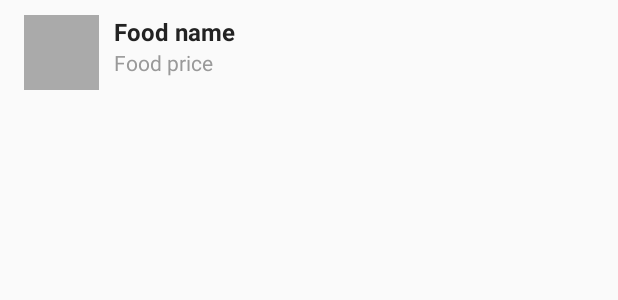
After one commit to mb-x/requestBreakfast, an Android app: the layout list_food_row.xml on its own in the app's theme, with its tools: preview values and no code run, on a phone screen of 412 x 824 dp. The commit adds this screen. Shown: the top 300 px of the screen. Run offline under Robolectric (Android 15) with nearby library versions, the phone set to English and light mode, and no system bars.

Commit message:
food list with recyclerview

```diff
--- a/app/build.gradle
+++ b/app/build.gradle
@@ -25,4 +25,5 @@ dependencies {
     compile 'com.android.support:appcompat-v7:23.4.0'
     compile 'com.android.support:design:23.4.0'
     compile 'com.android.support:support-v4:23.4.0'
+    compile 'com.android.support:recyclerview-v7:23.1.1'
 }
--- a/app/src/main/java/com/devgrafix/requestbreakfast/activities/HomeActivity.java
+++ b/app/src/main/java/com/devgrafix/requestbreakfast/activities/HomeActivity.java
@@ -65,13 +65,15 @@ public class HomeActivity extends AppCompatActivity implements View.OnClickListe
                 break;
 
             case R.id.btn_newFood:
-                nextIntent = new Intent(HomeActivity.this, newPersonActivity.class);
+                nextIntent = new Intent(HomeActivity.this, newFoodActivity.class);
                 HomeActivity.this.startActivity(nextIntent);
                 break;
 
             case R.id.btn_newBreakFast:
                 break;
             case R.id.btn_listFoods:
+                nextIntent = new Intent(HomeActivity.this, ListFoodActivity.class);
+                HomeActivity.this.startActivity(nextIntent);
                 break;
             case R.id.btn_listPersons:
                 nextIntent = new Intent(HomeActivity.this, listPresonsActivity.class);
--- a/app/src/main/res/layout/activity_new_food.xml
+++ b/app/src/main/res/layout/activity_new_food.xml
@@ -44,7 +44,7 @@
         android:layout_width="match_parent"
         android:layout_height="wrap_content"
         android:text="Add"
-        android:id="@+id/btn_add"
+        android:id="@+id/btn_save_food"
         android:layout_gravity="center_horizontal" />
 
 </LinearLayout>
--- /dev/null
+++ b/app/src/main/res/layout/list_food_row.xml
@@ -0,0 +1,44 @@
+<?xml version="1.0" encoding="utf-8"?>
+<RelativeLayout xmlns:android="http://schemas.android.com/apk/res/android"
+    xmlns:tools="http://schemas.android.com/tools"
+    android:layout_width="match_parent"
+    android:layout_height="wrap_content"
+    android:focusable="true"
+    android:paddingLeft="16dp"
+    android:paddingRight="16dp"
+    android:paddingTop="10dp"
+    android:paddingBottom="10dp"
+    android:clickable="true"
+    android:background="?android:attr/selectableItemBackground"
+    android:orientation="vertical">
+
+    <ImageView
+        android:id="@+id/avatar"
+        android:layout_width="50dp"
+        android:layout_height="50dp"
+        tools:background="#AAA"
+        />
+    <TextView
+        android:id="@+id/txt_food_name"
+        android:textColor="@color/title"
+        android:textSize="16dp"
+        android:textStyle="bold"
+        android:layout_marginLeft="10dp"
+        android:layout_toRightOf="@+id/avatar"
+        android:layout_alignTop="@+id/avatar"
+        android:layout_width="match_parent"
+        android:layout_height="wrap_content"
+        tools:text="Food name" />
+
+    <TextView
+        android:id="@+id/txt_food_price"
+        android:layout_below="@id/txt_food_name"
+        android:textColor="@color/year"
+        android:layout_alignLeft="@+id/txt_food_name"
+        android:layout_width="match_parent"
+        android:layout_height="wrap_content"
+        tools:text="Food price"/>
+
+
+
+</RelativeLayout>
--- a/app/src/main/res/values/colors.xml
+++ b/app/src/main/res/values/colors.xml
@@ -3,4 +3,6 @@
     <color name="colorPrimary">#3F51B5</color>
     <color name="colorPrimaryDark">#303F9F</color>
     <color name="colorAccent">#FF4081</color>
+    <color name="year">#999999</color>
+    <color name="title">#222222</color>
 </resources>
```
Also changed, not shown: app/src/main/AndroidManifest.xml (+7 -3 lines), app/src/main/java/com/devgrafix/requestbreakfast/RecyclerView/ClickListener.java (added, +12 -0 lines), app/src/main/java/com/devgrafix/requestbreakfast/RecyclerView/DividerItemDecoration.java (added, +89 -0 lines), app/src/main/java/com/devgrafix/requestbreakfast/RecyclerView/RecyclerTouchListener.java (added, +53 -0 lines), app/src/main/java/com/devgrafix/requestbreakfast/activities/ListFoodActivity.java (added, +64 -0 lines), app/src/main/java/com/devgrafix/requestbreakfast/activities/newFoodActivity.java (+32 -0 lines), app/src/main/java/com/devgrafix/requestbreakfast/activities/newPersonActivity.java (+7 -4 lines), app/src/main/java/com/devgrafix/requestbreakfast/foodList/FoodsAdapter.java (added, +46 -0 lines), app/src/main/java/com/devgrafix/requestbreakfast/managers/FoodManager.java (+20 -7 lines), app/src/main/java/com/devgrafix/requestbreakfast/model/Food.java (added, +43 -0 lines), app/src/main/res/layout/activity_list_food.xml (added, +17 -0 lines).
